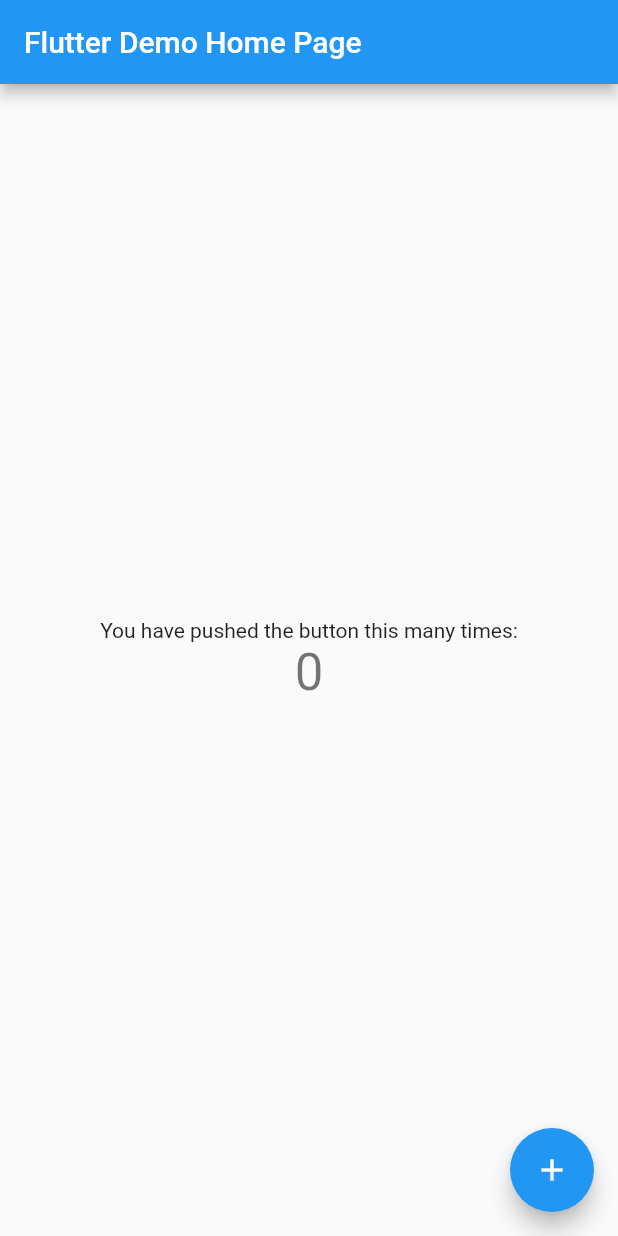
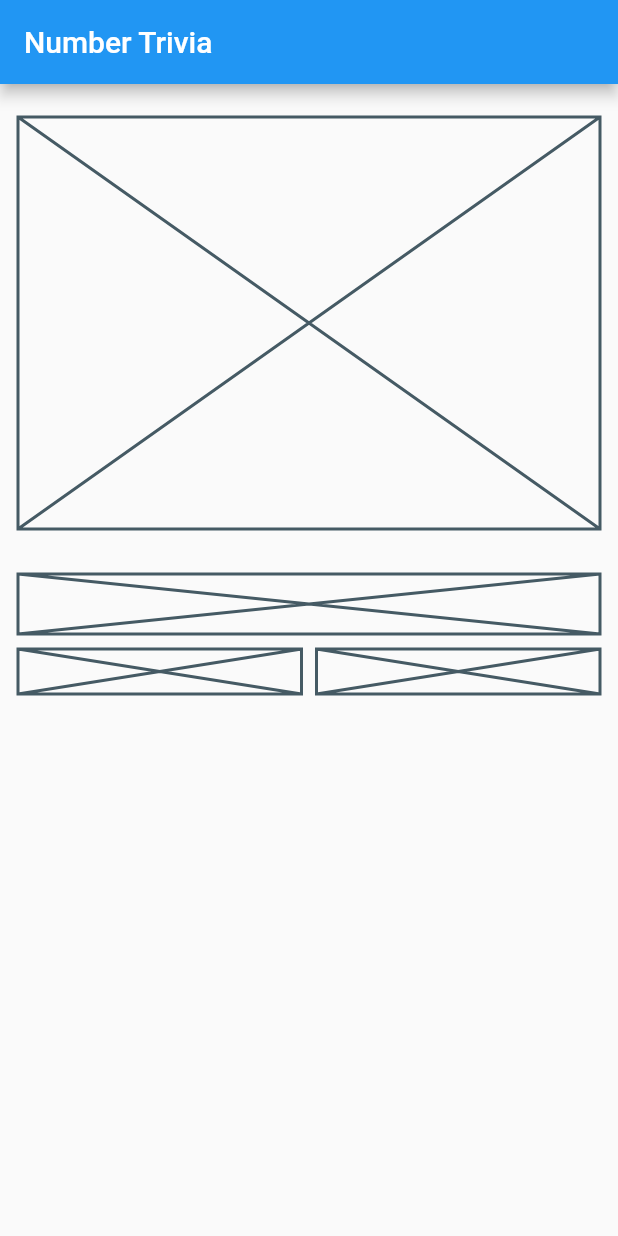
Before and after one commit to dkdkdinesh000/number_trivia_tdd, a Flutter app: the screen it shows after launch, on a phone screen of 412 x 824 dp. Run offline on Flutter 3.47's test engine with Material 2 defaults, Android fonts, the phone set to English and light mode, and no system bars; our stand-ins replace bloc, dartz, equatable, flutter_bloc, get_it, internet_connection_checker and 1 more.

Commit message:
Basic numbertrivia page was builded

```diff
--- /dev/null
+++ b/lib/features/number_trivia/presentation/pages/number_trivia_page.dart
@@ -0,0 +1,72 @@
+import 'package:flutter/material.dart';
+import 'package:flutter_bloc/flutter_bloc.dart';
+import 'package:number_trivia_tdd/features/number_trivia/presentation/bloc/number_trivia_bloc.dart';
+
+import '../../../../injection_container.dart';
+
+class NumberTriviaPage extends StatelessWidget {
+  const NumberTriviaPage({Key? key}) : super(key: key);
+
+  @override
+  Widget build(BuildContext context) {
+    return Scaffold(
+      appBar: AppBar(
+        title: const Text('Number Trivia'),
+      ),
+      body: buildBody(context),
+    );
+  }
+
+  BlocProvider<NumberTriviaBloc> buildBody(BuildContext context) {
+    return BlocProvider(
+      create: (_) => sl<NumberTriviaBloc>(),
+      child: Padding(
+        padding: const EdgeInsets.all(12),
+        child: Column(
+          children: [
+            const SizedBox(
+              height: 10,
+            ),
+            SizedBox(
+              height: MediaQuery.of(context).size.height / 3,
+              child: const Placeholder(),
+            ),
+            const SizedBox(
+              height: 10,
+            ),
+            const SizedBox(
+              height: 20,
+            ),
+            Column(
+              children: [
+                const Placeholder(
+                  fallbackHeight: 40,
+                ),
+                const SizedBox(
+                  height: 10,
+                ),
+                Row(
+                  children: const [
+                    Expanded(
+                      child: Placeholder(
+                        fallbackHeight: 30,
+                      ),
+                    ),
+                    SizedBox(
+                      width: 10,
+                    ),
+                    Expanded(
+                      child: Placeholder(
+                        fallbackHeight: 30,
+                      ),
+                    ),
+                  ],
+                )
+              ],
+            )
+          ],
+        ),
+      ),
+    );
+  }
+}
--- a/lib/main.dart
+++ b/lib/main.dart
@@ -1,7 +1,9 @@
 import 'package:flutter/material.dart';
+import 'package:number_trivia_tdd/features/number_trivia/presentation/pages/number_trivia_page.dart';
 import 'injection_container.dart' as di;
 
 void main() async {
+  WidgetsFlutterBinding.ensureInitialized();
   await di.init();
   runApp(const MyApp());
 }
@@ -9,109 +11,14 @@ void main() async {
 class MyApp extends StatelessWidget {
   const MyApp({Key? key}) : super(key: key);
 
-  // This widget is the root of your application.
   @override
   Widget build(BuildContext context) {
     return MaterialApp(
-      title: 'Flutter Demo',
+      title: 'Flutter TDD App',
       theme: ThemeData(
-        // This is the theme of your application.
-        //
-        // Try running your application with "flutter run". You'll see the
-        // application has a blue toolbar. Then, without quitting the app, try
-        // changing the primarySwatch below to Colors.green and then invoke
-        // "hot reload" (press "r" in the console where you ran "flutter run",
-        // or simply save your changes to "hot reload" in a Flutter IDE).
-        // Notice that the counter didn't reset back to zero; the application
-        // is not restarted.
         primarySwatch: Colors.blue,
       ),
-      home: const MyHomePage(title: 'Flutter Demo Home Page'),
+      home: const NumberTriviaPage(),
     );
   }
 }
-
-class MyHomePage extends StatefulWidget {
-  const MyHomePage({Key? key, required this.title}) : super(key: key);
-
-  // This widget is the home page of your application. It is stateful, meaning
-  // that it has a State object (defined below) that contains fields that affect
-  // how it looks.
-
-  // This class is the configuration for the state. It holds the values (in this
-  // case the title) provided by the parent (in this case the App widget) and
-  // used by the build method of the State. Fields in a Widget subclass are
-  // always marked "final".
-
-  final String title;
-
-  @override
-  State<MyHomePage> createState() => _MyHomePageState();
-}
-
-class _MyHomePageState extends State<MyHomePage> {
-  int _counter = 0;
-
-  void _incrementCounter() {
-    setState(() {
-      // This call to setState tells the Flutter framework that something has
-      // changed in this State, which causes it to rerun the build method below
-      // so that the display can reflect the updated values. If we changed
-      // _counter without calling setState(), then the build method would not be
-      // called again, and so nothing would appear to happen.
-      _counter++;
-    });
-  }
-
-  @override
-  Widget build(BuildContext context) {
-    // This method is rerun every time setState is called, for instance as done
-    // by the _incrementCounter method above.
-    //
-    // The Flutter framework has been optimized to make rerunning build methods
-    // fast, so that you can just rebuild anything that needs updating rather
-    // than having to individually change instances of widgets.
-    return Scaffold(
-      appBar: AppBar(
-        // Here we take the value from the MyHomePage object that was created by
-        // the App.build method, and use it to set our appbar title.
-        title: Text(widget.title),
-      ),
-      body: Center(
-        // Center is a layout widget. It takes a single child and positions it
-        // in the middle of the parent.
-        child: Column(
-          // Column is also a layout widget. It takes a list of children and
-          // arranges them vertically. By default, it sizes itself to fit its
-          // children horizontally, and tries to be as tall as its parent.
-          //
-          // Invoke "debug painting" (press "p" in the console, choose the
-          // "Toggle Debug Paint" action from the Flutter Inspector in Android
-          // Studio, or the "Toggle Debug Paint" command in Visual Studio Code)
-          // to see the wireframe for each widget.
-          //
-          // Column has various properties to control how it sizes itself and
-          // how it positions its children. Here we use mainAxisAlignment to
-          // center the children vertically; the main axis here is the vertical
-          // axis because Columns are vertical (the cross axis would be
-          // horizontal).
-          mainAxisAlignment: MainAxisAlignment.center,
-          children: <Widget>[
-            const Text(
-              'You have pushed the button this many times:',
-            ),
-            Text(
-              '$_counter',
-              style: Theme.of(context).textTheme.headline4,
-            ),
-          ],
-        ),
-      ),
-      floatingActionButton: FloatingActionButton(
-        onPressed: _incrementCounter,
-        tooltip: 'Increment',
-        child: const Icon(Icons.add),
-      ), // This trailing comma makes auto-formatting nicer for build methods.
-    );
-  }
-}
```
Also changed, not shown: 3 other files.
